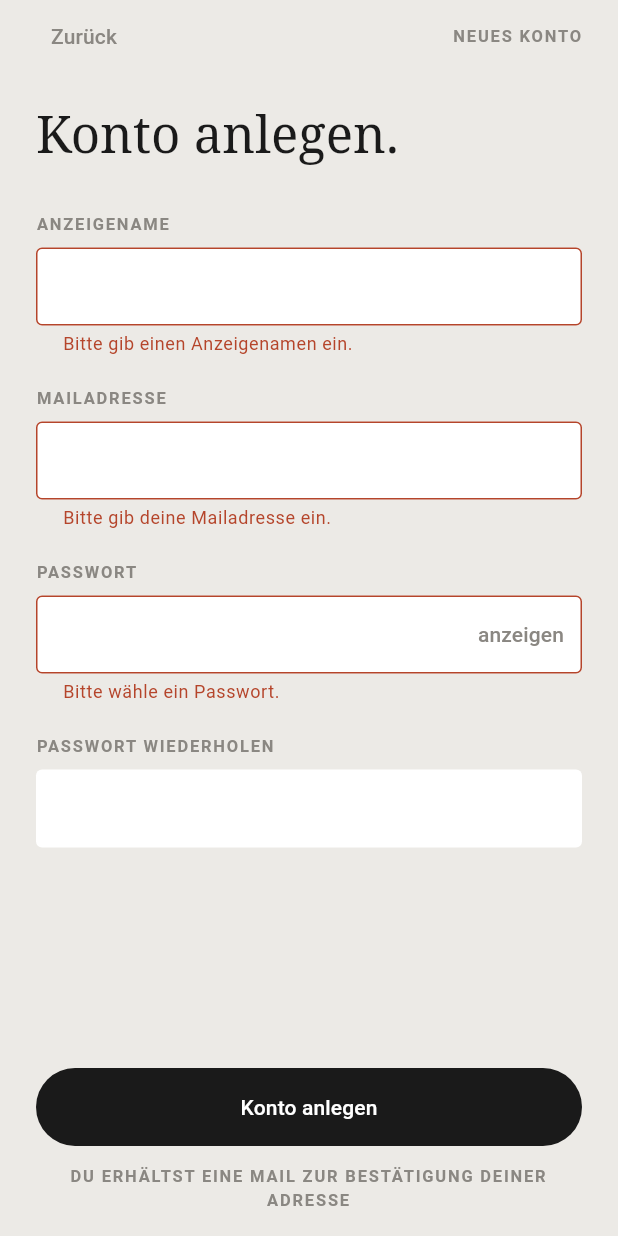
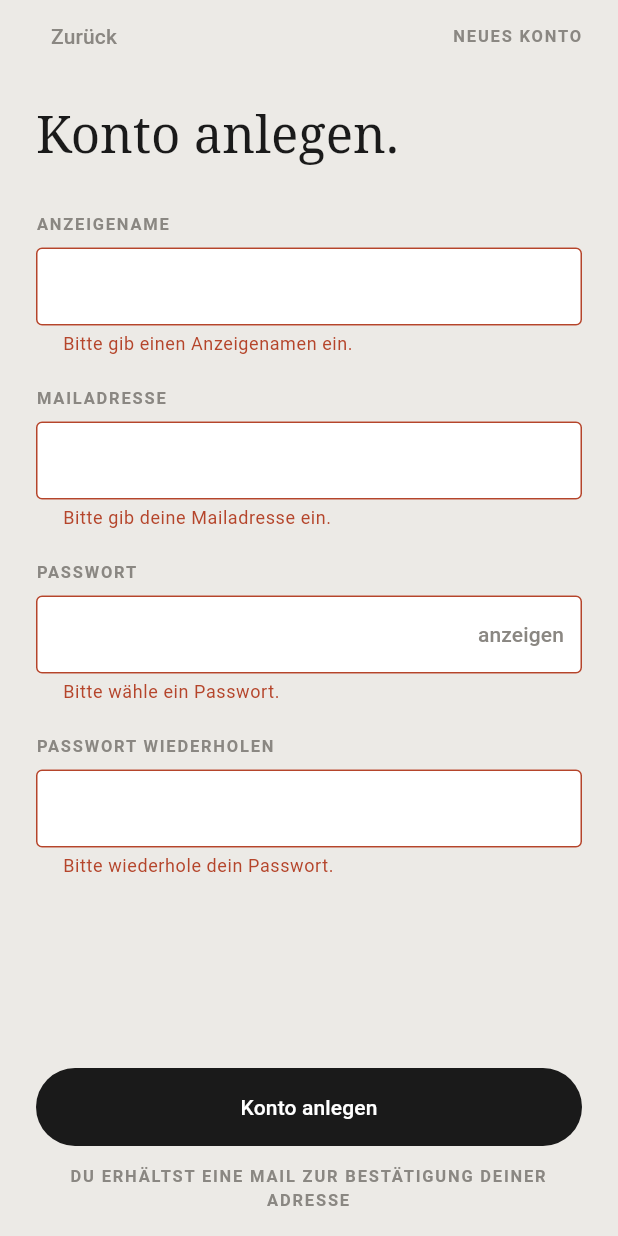
Before and after one commit to refind-four/refind, a Flutter app: the RegisterScreen screen opened directly, after a tap on "Konto anlegen", on a phone screen of 412 x 824 dp. Run offline on Flutter 3.47's test engine with Material 3 defaults, Android fonts, the phone set to English and light mode, and no system bars; accounts and stored records are empty.

Commit message:
Anmelden/Registrieren: Passwort 8-72 Zeichen, klarere Fehlermeldungen

```diff
--- a/lib/application/logic/account_rules.dart
+++ b/lib/application/logic/account_rules.dart
@@ -1,36 +1,49 @@
 // Eingaberegeln für «Anmelden» und «Registrieren» (UC1).
 // Reine Funktionen ohne Netz, deshalb mit Unittests prüfbar (N-08).
 // Jede Funktion liefert null, wenn die Eingabe stimmt, sonst die Meldung.
+// Die Meldungen sagen, welches Feld betroffen ist und was zu tun ist.
 
-/// Mindestlänge des Passworts. Im Konzept nicht festgelegt, Annahme des
-/// Teams. Supabase muss beim Einrichten (KW 47) auf denselben Wert.
-const int minPasswordLength = 8;
+import '../../model/account_limits.dart';
+
+export '../../model/account_limits.dart';
 
 final RegExp _mailPattern = RegExp(r'^[^@\s]+@[^@\s]+\.[^@\s]+$');
 
 String? validateDisplayName(String? value) {
-  if (value == null || value.trim().isEmpty) return 'Bitte gib einen Anzeigenamen ein.';
-  if (value.trim().length > 40) return 'Höchstens 40 Zeichen.';
+  final name = value?.trim() ?? '';
+  if (name.isEmpty) return 'Bitte gib einen Anzeigenamen ein.';
+  if (name.length > maxDisplayNameLength) {
+    return 'Der Anzeigename darf höchstens $maxDisplayNameLength Zeichen lang sein.';
+  }
   return null;
 }
 
 String? validateEmail(String? value) {
-  if (value == null || value.trim().isEmpty) return 'Bitte gib deine Mailadresse ein.';
-  if (!_mailPattern.hasMatch(value.trim())) return 'Diese Mailadresse ist ungültig.';
+  final mail = value?.trim() ?? '';
+  if (mail.isEmpty) return 'Bitte gib deine Mailadresse ein.';
+  if (!_mailPattern.hasMatch(mail)) {
+    return 'Bitte gib eine gültige Mailadresse ein, z.B. name@beispiel.ch.';
+  }
   return null;
 }
 
-/// Beim Anmelden nur prüfen, ob etwas eingegeben ist.
+/// Beim Anmelden nur prüfen, ob etwas eingegeben ist. Die Länge wird hier
+/// absichtlich nicht geprüft, damit bestehende Konten auch nach einer
+/// Änderung der Regel noch funktionieren.
 String? validatePasswordFilled(String? value) {
   if (value == null || value.isEmpty) return 'Bitte gib dein Passwort ein.';
   return null;
 }
 
-/// Beim Registrieren zusätzlich die Mindestlänge prüfen.
+/// Beim Registrieren die Länge prüfen.
 String? validateNewPassword(String? value) {
   if (value == null || value.isEmpty) return 'Bitte wähle ein Passwort.';
   if (value.length < minPasswordLength) {
-    return 'Mindestens $minPasswordLength Zeichen.';
+    return 'Das Passwort muss mindestens $minPasswordLength Zeichen lang sein '
+        '(jetzt ${value.length}).';
+  }
+  if (value.length > maxPasswordLength) {
+    return 'Das Passwort darf höchstens $maxPasswordLength Zeichen lang sein.';
   }
   return null;
 }
@@ -38,6 +51,7 @@ String? validateNewPassword(String? value) {
 /// UC1: Stimmen die beiden Passwörter nicht überein, wird das zweite Feld
 /// markiert.
 String? validatePasswordRepeat(String? repeat, String password) {
+  if (repeat == null || repeat.isEmpty) return 'Bitte wiederhole dein Passwort.';
   if (repeat != password) return 'Die Passwörter stimmen nicht überein.';
   return null;
 }
--- a/lib/model/model.dart
+++ b/lib/model/model.dart
@@ -1,6 +1,7 @@
 // Sammeldatei: `import 'package:refind/model/model.dart';` holt alle
 // Klassen der Entitätstypen auf einmal.
 
+export 'account_limits.dart';
 export 'chat_thread.dart';
 export 'message.dart';
 export 'offer.dart';
--- a/lib/presentation/account/register_screen.dart
+++ b/lib/presentation/account/register_screen.dart
@@ -28,6 +28,9 @@ class _RegisterScreenState extends State<RegisterScreen> {
   bool _busy = false;
   String? _error;
 
+  /// Nach dem ersten Versuch prüft jedes Feld bei jeder Eingabe neu.
+  AutovalidateMode _autovalidate = AutovalidateMode.disabled;
+
   @override
   void dispose() {
     _name.dispose();
@@ -38,7 +41,10 @@ class _RegisterScreenState extends State<RegisterScreen> {
   }
 
   Future<void> _signUp() async {
-    if (!_formKey.currentState!.validate()) return;
+    if (!_formKey.currentState!.validate()) {
+      setState(() => _autovalidate = AutovalidateMode.onUserInteraction);
+      return;
+    }
     setState(() {
       _busy = true;
       _error = null;
@@ -56,6 +62,8 @@ class _RegisterScreenState extends State<RegisterScreen> {
       } else {
         setState(() => _error = e.message);
       }
+    } catch (_) {
+      if (mounted) setState(() => _error = unexpectedErrorMessage);
     } finally {
       if (mounted) setState(() => _busy = false);
     }
@@ -67,6 +75,7 @@ class _RegisterScreenState extends State<RegisterScreen> {
       body: SafeArea(
         child: Form(
           key: _formKey,
+          autovalidateMode: _autovalidate,
           child: AutofillGroup(
             child: CustomScrollView(
               slivers: [
--- a/lib/presentation/widgets/connection_error.dart
+++ b/lib/presentation/widgets/connection_error.dart
@@ -1,4 +1,8 @@
 import 'package:flutter/material.dart';
+
+/// Meldung für Fehler, mit denen niemand gerechnet hat (Programmfehler).
+const String unexpectedErrorMessage =
+    'Etwas ist schiefgelaufen. Bitte versuche es nochmals.';
 
 /// Fehlerfall für alle Anwendungsfälle (Konzept 2.3): Fehlt die Verbindung,
 /// zeigt die App eine Meldung, behält die Eingaben und bietet an, die Aktion
```
Also changed, not shown: lib/data/mock_refind_repository.dart (+9 -4 lines), lib/model/account_limits.dart (added, +15 -0 lines), lib/presentation/account/login_screen.dart (+13 -1 lines), 2 other files.
